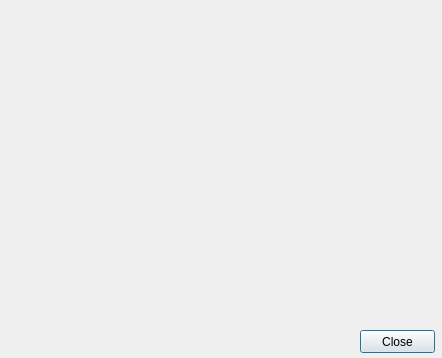
The window that dialoglog.ui (horsicq/die_widget) describes before a commit, drawn with Qt 5.
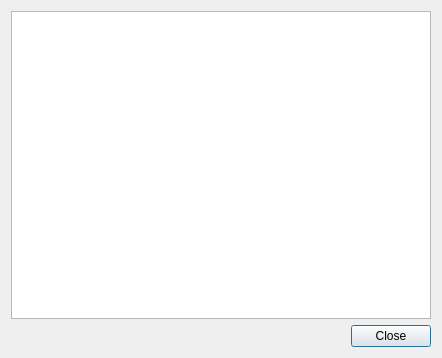
The same window after the commit.

Patch:
```diff
--- a/dialoglog.ui
+++ b/dialoglog.ui
@@ -19,19 +19,39 @@
   <property name="modal">
    <bool>true</bool>
   </property>
+  <layout class="QVBoxLayout" name="verticalLayout">
+   <item>
+    <widget class="QPlainTextEdit" name="plainTextEditLog">
+     <property name="readOnly">
+      <bool>true</bool>
+     </property>
+    </widget>
+   </item>
+   <item>
+    <layout class="QHBoxLayout" name="horizontalLayout">
+     <item>
+      <spacer name="horizontalSpacer">
+       <property name="orientation">
+        <enum>Qt::Horizontal</enum>
+       </property>
+       <property name="sizeHint" stdset="0">
+        <size>
+         <width>40</width>
+         <height>20</height>
+        </size>
+       </property>
+      </spacer>
+     </item>
+     <item>
   <widget class="QPushButton" name="pushButtonClose">
-   <property name="geometry">
-    <rect>
-     <x>360</x>
-     <y>330</y>
-     <width>75</width>
-     <height>23</height>
-    </rect>
-   </property>
    <property name="text">
     <string>Close</string>
    </property>
   </widget>
+     </item>
+    </layout>
+   </item>
+  </layout>
  </widget>
  <resources/>
  <connections/>
```
Lines whose indentation alone changed are shown as unchanged.
